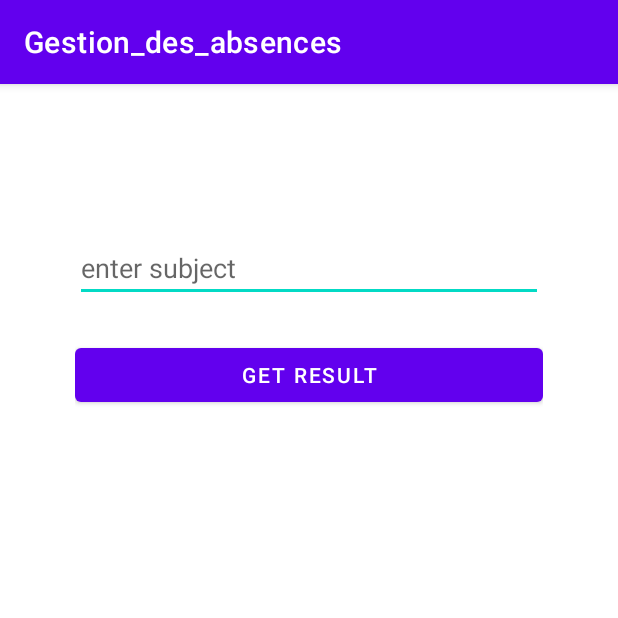
After one commit to mehdidm/Gestion-des-absences, an Android app: the history screen opened directly, with no data from a screen before it, on a phone screen of 412 x 824 dp, the top half of it. The commit adds this screen. Run offline under Robolectric (Android 15) with nearby library versions, the phone set to English and light mode, and no system bars.

Commit message:
elimination

```diff
--- a/app/src/main/AndroidManifest.xml
+++ b/app/src/main/AndroidManifest.xml
@@ -9,7 +9,8 @@
         android:roundIcon="@mipmap/ic_launcher_round"
         android:supportsRtl="true"
         android:theme="@style/Theme.Gestion_des_absences">
-        <activity android:name=".listEtudiant"></activity>
+        <activity android:name=".history"></activity>
+        <activity android:name=".listEtudiant" />
         <activity android:name=".MainActivity">
             <intent-filter>
                 <action android:name="android.intent.action.MAIN" />
--- /dev/null
+++ b/app/src/main/java/com/example/gestion_des_absences/history.java
@@ -0,0 +1,64 @@
+package com.example.gestion_des_absences;
+
+import androidx.appcompat.app.AppCompatActivity;
+
+import android.app.AlertDialog;
+import android.content.Intent;
+import android.database.Cursor;
+import android.os.Bundle;
+import android.view.View;
+import android.widget.Button;
+import android.widget.EditText;
+
+import com.example.gestion_des_absences.adapters.DatabaseHelper;
+
+public class history extends AppCompatActivity {
+    DatabaseHelper MyDB;
+EditText editText;
+Button btnE;
+Intent intent;
+    @Override
+    protected void onCreate(Bundle savedInstanceState) {
+
+        editText=findViewById(R.id.imput);
+        MyDB = new DatabaseHelper(this);
+intent= getIntent();
+        super.onCreate(savedInstanceState);
+        setContentView(R.layout.activity_history);
+        viewAbsents();
+    }
+    public void viewAbsents() {
+        btnE=findViewById(R.id.btn_id);
+        btnE.setOnClickListener(
+                new View.OnClickListener() {
+                    @Override
+                    public void onClick(View v) {
+                        //String subject= editText.getText().toString();
+                        String subject= intent.getStringExtra("Subject");
+                        Cursor res = MyDB.getEliminations(subject);
+                        if (res.getCount() == 0) {
+                            // show message
+                            showResult("Error", "Nothing found");
+                            return;
+                        }
+
+                        StringBuffer buffer = new StringBuffer();
+                        while (res.moveToNext()) {
+                            buffer.append("student name :" + res.getString(0) + "\n");
+                            buffer.append("nombre absences :" + res.getString(1) + "\n");
+                        }
+
+                        // Show all data
+                        showResult("Data", buffer.toString());
+                    }
+                }
+        );
+    }
+    public void showResult(String title, String Message) {
+        AlertDialog.Builder builder = new AlertDialog.Builder(this);
+        builder.setCancelable(true);
+        builder.setTitle(title);
+        builder.setMessage(Message);
+        builder.show();
+    }
+}
--- /dev/null
+++ b/app/src/main/res/layout/activity_history.xml
@@ -0,0 +1,27 @@
+<?xml version="1.0" encoding="utf-8"?>
+<RelativeLayout xmlns:android="http://schemas.android.com/apk/res/android"
+    xmlns:app="http://schemas.android.com/apk/res-auto"
+    xmlns:tools="http://schemas.android.com/tools"
+    android:layout_width="match_parent"
+    android:layout_height="match_parent"
+    android:layout_marginTop="50dp"
+    android:padding="50dp"
+    tools:context=".history">
+
+
+    <EditText
+        android:layout_width="match_parent"
+        android:layout_height="wrap_content"
+        android:text=""
+        android:id="@+id/imput"
+        android:hint="enter subject"
+        />
+    <Button
+        android:id="@+id/btn_id"
+        android:layout_width="match_parent"
+        android:layout_height="wrap_content"
+        android:layout_marginTop="70dp"
+        android:text="Get result"
+        />
+
+</RelativeLayout>
```
Also changed, not shown: app/src/main/java/com/example/gestion_des_absences/MainActivity.java (+25 -13 lines), app/src/main/java/com/example/gestion_des_absences/adapters/DatabaseHelper.java (+50 -16 lines), app/src/main/java/com/example/gestion_des_absences/adapters/StudentAdapter.java (+26 -12 lines), app/src/main/java/com/example/gestion_des_absences/classes/History.java (+5 -10 lines), app/src/main/java/com/example/gestion_des_absences/listEtudiant.java (+24 -4 lines), app/src/main/res/layout/activity_list_etudiant.xml (+6 -17 lines), app/src/main/res/layout/activity_main.xml (+11 -2 lines), app/src/main/res/layout/etudiant_item.xml (+1 -13 lines).
